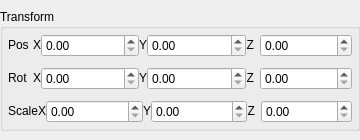
First picture: the form in Editor/PAD-Engine/transformwidget.ui, repository Phiras55/PAD-Game-Engine, before the edit.
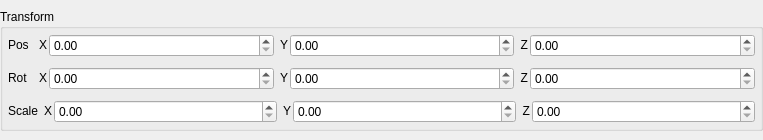
Second picture: the form after the edit. Icons and pictures are not drawn.

Diff of the .ui file:
```diff
--- a/Editor/PAD-Engine/transformwidget.ui
+++ b/Editor/PAD-Engine/transformwidget.ui
@@ -9,7 +9,7 @@
    <rect>
     <x>0</x>
     <y>0</y>
-    <width>360</width>
+    <width>763</width>
     <height>140</height>
    </rect>
   </property>
@@ -1339,9 +1339,15 @@
         </item>
         <item>
          <layout class="QHBoxLayout" name="Rot_X">
+          <property name="spacing">
+           <number>2</number>
+          </property>
           <property name="sizeConstraint">
            <enum>QLayout::SetDefaultConstraint</enum>
           </property>
+          <property name="leftMargin">
+           <number>6</number>
+          </property>
           <item>
            <widget class="QLabel" name="label_Rot_X">
             <property name="sizePolicy">
@@ -1378,9 +1384,15 @@
         </item>
         <item>
          <layout class="QHBoxLayout" name="Rot_Y">
+          <property name="spacing">
+           <number>2</number>
+          </property>
           <property name="sizeConstraint">
            <enum>QLayout::SetDefaultConstraint</enum>
           </property>
+          <property name="leftMargin">
+           <number>6</number>
+          </property>
           <item>
            <widget class="QLabel" name="label_Rot_Y">
             <property name="sizePolicy">
@@ -1415,11 +1427,14 @@
         <item>
          <layout class="QHBoxLayout" name="Rot_Z">
           <property name="spacing">
-           <number>6</number>
+           <number>2</number>
           </property>
           <property name="sizeConstraint">
            <enum>QLayout::SetDefaultConstraint</enum>
           </property>
+          <property name="leftMargin">
+           <number>6</number>
+          </property>
           <item>
            <widget class="QLabel" name="label_Rot_Z">
             <property name="sizePolicy">
@@ -1479,9 +1494,15 @@
         </item>
         <item>
          <layout class="QHBoxLayout" name="Scale_X">
+          <property name="spacing">
+           <number>2</number>
+          </property>
           <property name="sizeConstraint">
            <enum>QLayout::SetDefaultConstraint</enum>
           </property>
+          <property name="leftMargin">
+           <number>6</number>
+          </property>
           <item>
            <widget class="QLabel" name="label_Scale_X">
             <property name="sizePolicy">
@@ -1518,9 +1539,15 @@
         </item>
         <item>
          <layout class="QHBoxLayout" name="Scale_Y">
+          <property name="spacing">
+           <number>2</number>
+          </property>
           <property name="sizeConstraint">
            <enum>QLayout::SetDefaultConstraint</enum>
           </property>
+          <property name="leftMargin">
+           <number>6</number>
+          </property>
           <item>
            <widget class="QLabel" name="label_Scale_Y">
             <property name="sizePolicy">
@@ -1555,11 +1582,14 @@
         <item>
          <layout class="QHBoxLayout" name="Scale_Z">
           <property name="spacing">
-           <number>6</number>
+           <number>2</number>
           </property>
           <property name="sizeConstraint">
            <enum>QLayout::SetDefaultConstraint</enum>
           </property>
+          <property name="leftMargin">
+           <number>6</number>
+          </property>
           <item>
            <widget class="QLabel" name="label_Scale_Z">
             <property name="sizePolicy">
@@ -1619,9 +1649,15 @@
         </item>
         <item>
          <layout class="QHBoxLayout" name="Pos_X">
+          <property name="spacing">
+           <number>2</number>
+          </property>
           <property name="sizeConstraint">
            <enum>QLayout::SetDefaultConstraint</enum>
           </property>
+          <property name="leftMargin">
+           <number>6</number>
+          </property>
           <item>
            <widget class="QLabel" name="label_Pos_X">
             <property name="sizePolicy">
@@ -1658,9 +1694,15 @@
         </item>
         <item>
          <layout class="QHBoxLayout" name="Pos_Y">
+          <property name="spacing">
+           <number>2</number>
+          </property>
           <property name="sizeConstraint">
            <enum>QLayout::SetDefaultConstraint</enum>
           </property>
+          <property name="leftMargin">
+           <number>6</number>
+          </property>
           <item>
            <widget class="QLabel" name="label_Pos_Y">
             <property name="sizePolicy">
@@ -1695,11 +1737,14 @@
         <item>
          <layout class="QHBoxLayout" name="Pos_Z">
           <property name="spacing">
-           <number>6</number>
+           <number>2</number>
           </property>
           <property name="sizeConstraint">
            <enum>QLayout::SetDefaultConstraint</enum>
           </property>
+          <property name="leftMargin">
+           <number>6</number>
+          </property>
           <item>
            <widget class="QLabel" name="label_Pos_Z">
             <property name="sizePolicy">
```
Left out of the diff: 5 changed lines with no effect on the pictures.
